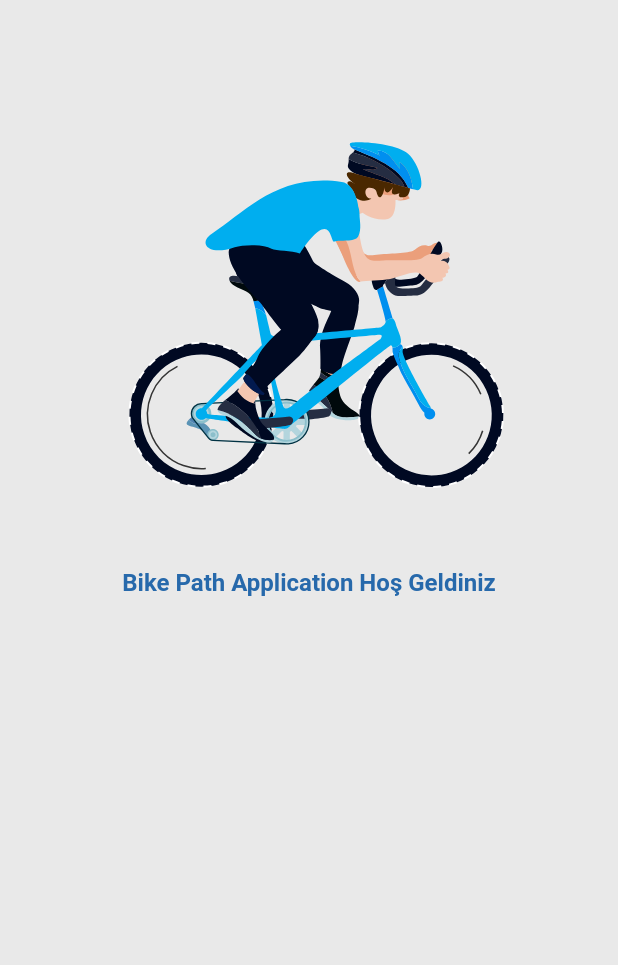
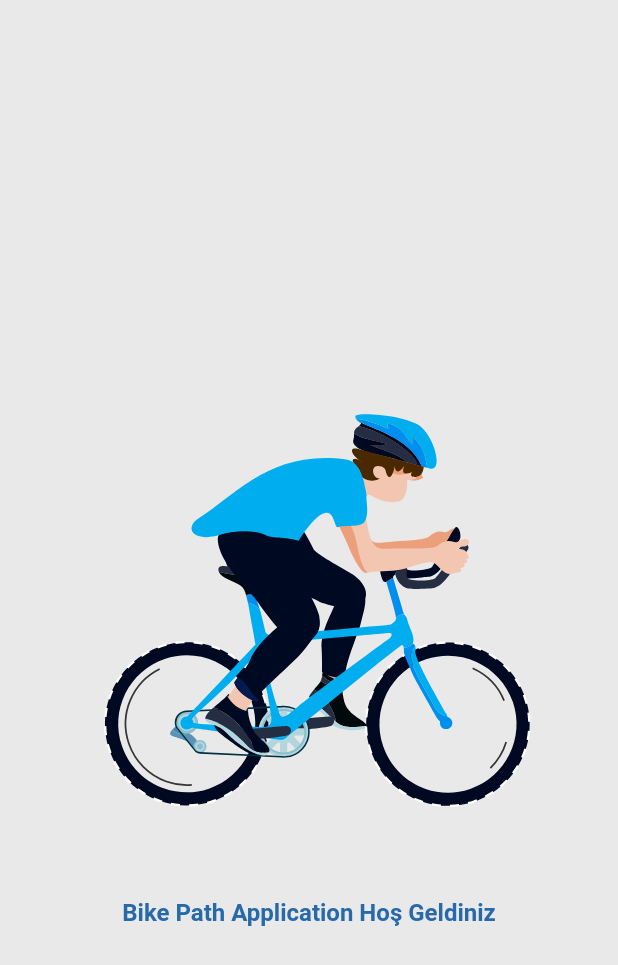
Before and after one commit to muazokur/BikePathApp, a Flutter app: the SplashView screen opened directly, on a phone screen of 412 x 824 dp. Shown: the top 965 px of the screen. Run offline on Flutter 3.47's test engine with Material 2 defaults, Android fonts, the phone set to English and light mode, and no system bars; our stand-ins replace auto_size_text, easy_localization, email_validator, flutter_mobx, image_picker, lottie and 1 more; generated files the repository leaves out were written again.

Commit message:
complete splash_view

```diff
--- a/lib/main.dart
+++ b/lib/main.dart
@@ -1,6 +1,5 @@
 import 'package:easy_localization/easy_localization.dart';
 import 'package:flutter/material.dart';
-
 import 'core/constants/app/app_constant.dart';
 import 'core/constants/navigation/navigation_constant.dart';
 import 'core/init/navigation/navigation_route.dart';
@@ -27,7 +26,7 @@ class MyApp extends StatelessWidget {
       localizationsDelegates: context.localizationDelegates,
       supportedLocales: context.supportedLocales,
       onGenerateRoute: NavigationRoute.instance.onGenerateRoute,
-      initialRoute: NavigationConstants.userMainPage,
+      initialRoute: NavigationConstants.splashPage,
       navigatorKey: NavigationService.instance.navigatorKey,
       //home: const OnBoardView(),
     );
--- a/lib/view/authentication/splash/view/splash_view.dart
+++ b/lib/view/authentication/splash/view/splash_view.dart
@@ -1,4 +1,6 @@
+import 'package:bike_path_app/core/constants/navigation/navigation_constant.dart';
 import 'package:bike_path_app/core/extensions/context_extension.dart';
+import 'package:bike_path_app/core/init/navigation/navigation_service.dart';
 import 'package:bike_path_app/view/_product/_constants/lottie_path_json.dart';
 import 'package:bike_path_app/view/_product/_widgets/lottie/lottie_widget.dart';
 import 'package:flutter/material.dart';
@@ -13,19 +15,25 @@ class SplashView extends StatefulWidget {
 class _SplashViewState extends State<SplashView> {
   @override
   void initState() {
+    Future.delayed(
+      Duration(seconds: 3),
+      () {
+        NavigationService.instance.navigedToPageClear(path: NavigationConstants.onBoardPage);
+      },
+    );
     super.initState();
-    print("ohara");
   }
 
   @override
   Widget build(BuildContext context) {
     return Scaffold(
-      body: Padding(
-        padding: context.paddingMedium,
-        child: Center(
+      body: Center(
+        child: SizedBox(
+          height: context.halfScreenVerticalValue,
           child: Column(
+            mainAxisSize: MainAxisSize.min,
             children: [
-              LottieWidget(path: JSONLottiePaths.instance.splashLottieJSON),
+              Expanded(child: LottieWidget(path: JSONLottiePaths.instance.splashLottieJSON)),
               Text(
                 "Bike Path Application Hoş Geldiniz",
                 style: context.textThemeLight.headline7,
--- a/pubspec.yaml
+++ b/pubspec.yaml
@@ -35,13 +35,13 @@ dependencies:
   flutter:
     sdk: flutter
   flutter_mobx: ^2.0.6+4
+  image_picker: ^0.8.6
   json_annotation: ^4.7.0
   json_serializable: ^6.5.1
+  lottie: ^1.4.2
   mobx: ^2.1.0
   mobx_codegen: ^2.0.7+3
   provider: ^6.0.4
-  lottie: ^1.4.2
-  image_picker: ^0.8.6
 dev_dependencies:
   flutter_lints: ^2.0.0
   flutter_test:
```
